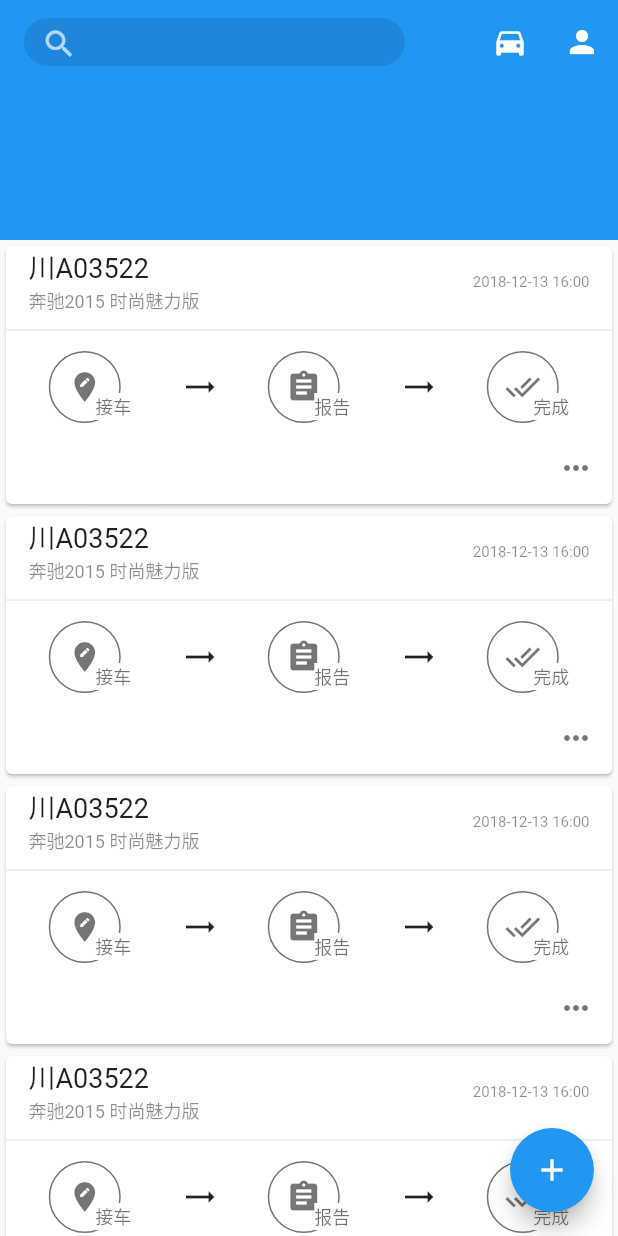
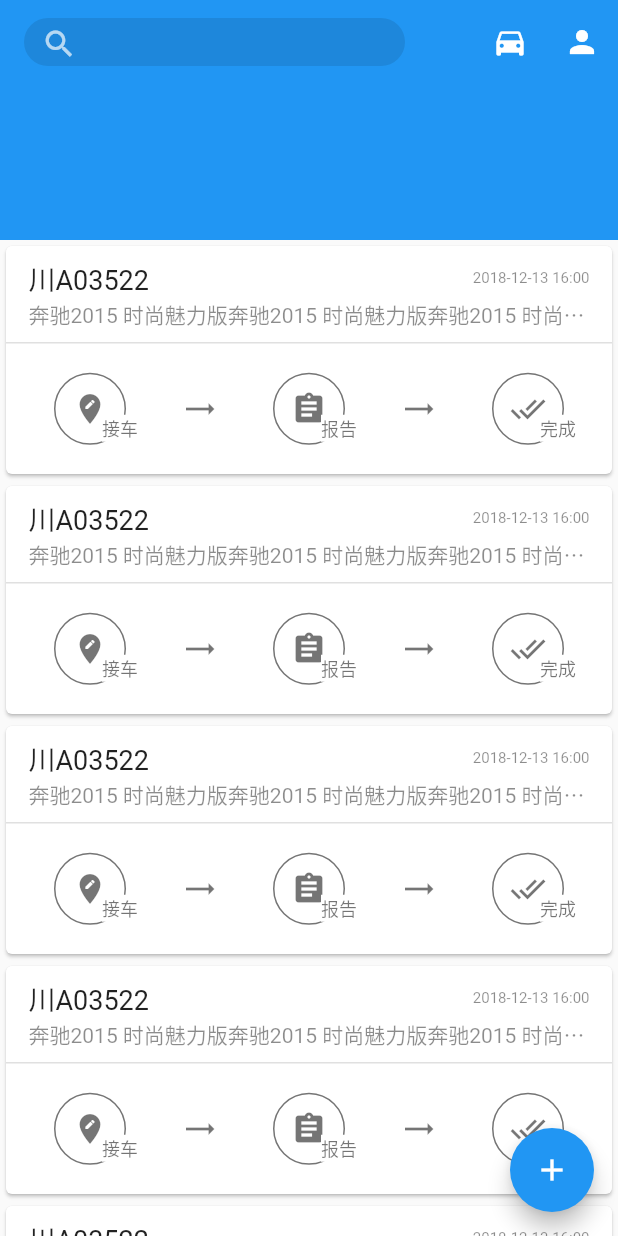
Before and after one commit to Aoqin/AUZOR_FLUTTER, a Flutter app: the screen it shows after launch, after a tap on "Home", on a phone screen of 412 x 824 dp. Run offline on Flutter 3.47's test engine with Material 2 defaults, Android fonts, the phone set to English and light mode, and no system bars; our stand-ins replace flutter_slidable; network calls fail.

Commit message:
修改个人页面

```diff
--- a/lib/app.dart
+++ b/lib/app.dart
@@ -26,7 +26,17 @@ class _AuzorState extends State<Auzor> {
               leading: Icon(Icons.home),
               title: new Text('Home'),
               onTap: () => Navigator.pushNamed(context, '/home')),
-          new Divider()
+          new Divider(),
+          new ListTile(
+              leading: Icon(Icons.people),
+              title: Text('Personal'),
+              onTap: () => Navigator.pushNamed(context, '/personal')),
+          Divider(),
+          new ListTile(
+              leading: Icon(Icons.directions_car),
+              title: Text('Cars'),
+              onTap: () => Navigator.pushNamed(context, '/cars')),
+          Divider()
         ]),
       ),
     );
--- a/lib/components/receiveCard.dart
+++ b/lib/components/receiveCard.dart
@@ -1,4 +1,5 @@
 import 'package:flutter/material.dart';
+import 'package:flutter_slidable/flutter_slidable.dart';
 
 class ReceiveCard extends StatelessWidget {
   @override
@@ -7,27 +8,26 @@ class ReceiveCard extends StatelessWidget {
         child: Column(
       children: <Widget>[
         Container(
-          height: 48,
-          padding: EdgeInsets.only(left: 15.0, right: 15.0),
+          //card header
+          decoration: BoxDecoration(
+              border:
+                  Border(bottom: BorderSide(width: 1, color: Colors.black12))),
+          padding:
+              EdgeInsets.only(left: 15.0, right: 15.0, top: 8.0, bottom: 8.0),
           child: Row(
             children: <Widget>[
               Expanded(
                   flex: 1,
                   child: Column(children: <Widget>[
-                    Container(
+                    Row(children: <Widget>[
+                      Expanded(
+                        child: Container(
                           alignment: Alignment.centerLeft,
-                      child: Text(
-                        '川A03522',
-                        style: TextStyle(fontSize: 18, color: Colors.black87)
+                          child: Text('川A03522',
+                              style: TextStyle(
+                                  fontSize: 18, color: Colors.black87)),
                         ),
                       ),
-                    Container(
-                      alignment: Alignment.centerLeft,
-                      child: Text('奔驰2015 时尚魅力版',
-                          style:
-                              TextStyle(fontSize: 12, color: Colors.black45)),
-                    )
-                  ])),
                       Container(
                         decoration: BoxDecoration(),
                         alignment: Alignment.centerRight,
@@ -36,12 +36,21 @@ class ReceiveCard extends StatelessWidget {
                           style: TextStyle(fontSize: 10, color: Colors.black45),
                         ),
                       ),
+                    ]),
+                    Container(
+                      alignment: Alignment.centerLeft,
+                      child: Text(
+                          '奔驰2015 时尚魅力版奔驰2015 时尚魅力版奔驰2015 时尚魅力版奔驰2015 时尚魅力版',
+                          overflow: TextOverflow.ellipsis,
+                          style:
+                              TextStyle(fontSize: 14, color: Colors.black45)),
+                    )
+                  ])),
             ],
           ),
         ),
-        Divider(),
         Expanded(
-          flex: 2,
+          // card body
           child: Row(
             children: <Widget>[
               Expanded(
@@ -54,7 +63,7 @@ class ReceiveCard extends StatelessWidget {
               ),
               Container(
                 margin: EdgeInsets.only(left: 5.0, right: 5.0),
-                child: Icon(Icons.trending_flat),
+                child: Icon(Icons.trending_flat,color: Colors.black54),
               ),
               Expanded(
                 flex: 1,
@@ -63,7 +72,7 @@ class ReceiveCard extends StatelessWidget {
               ),
               Container(
                 margin: EdgeInsets.only(left: 5.0, right: 5.0),
-                child: Icon(Icons.trending_flat),
+                child: Icon(Icons.trending_flat,color: Colors.black54),
               ),
               Expanded(
                 flex: 1,
@@ -73,19 +82,6 @@ class ReceiveCard extends StatelessWidget {
             ],
           ),
         ),
-        Container(
-            alignment: Alignment.centerRight,
-            child: Row(
-              children: <Widget>[
-                Expanded(
-                  child: new Container(),
-                ),
-                IconButton(
-                  icon: Icon(Icons.more_horiz, color: Colors.black54),
-                  onPressed: () {},
-                )
-              ],
-            )),
       ],
     ));
   }
@@ -100,9 +96,9 @@ class StatusOperButton extends StatelessWidget {
   Widget build(BuildContext context) {
     return Center(
         child: Container(
-      width: 55,
-      height: 48,
+            alignment: Alignment.center,
               child: Stack(
+                overflow: Overflow.visible,
                 children: <Widget>[
                   Container(
                     width: 48,
@@ -121,7 +117,7 @@ class StatusOperButton extends StatelessWidget {
                   ),
                   Positioned(
                       bottom: 2,
-              right: 0,
+                      right: -8,
                       child: Container(
                         decoration: BoxDecoration(color: Colors.white),
                         child: Text(
--- a/lib/main.dart
+++ b/lib/main.dart
@@ -3,11 +3,15 @@ import 'package:flutter/material.dart';
 import 'package:auzor/app.dart';
 import 'package:auzor/pages/login/login.dart';
 import 'package:auzor/pages/home/index.dart';
+import 'package:auzor/pages/personal/index.dart';
+import 'package:auzor/pages/cars/index.dart';
 
 void main() => runApp(MaterialApp(
       home: Auzor(),
       routes: {
         '/login': (context) => LoginPage(),
-        '/home': (context) => HomePage()
+        '/home': (context) => HomePage(),
+        '/personal': (context) => PersonalPage(),
+        '/cars': (context) => CarsPage()
       },
     ));
--- a/lib/pages/home/index.dart
+++ b/lib/pages/home/index.dart
@@ -24,12 +24,15 @@ class _HomePageState extends State {
               automaticallyImplyLeading: false,
               actions: <Widget>[
                 new IconButton(
-                    icon: Icon(Icons.directions_car), onPressed: () => {}),
-                new IconButton(icon: Icon(Icons.person), onPressed: () => {})
+                    icon: Icon(Icons.directions_car),
+                    onPressed: () => Navigator.pushNamed(context, '/cars')),
+                new IconButton(
+                    icon: Icon(Icons.person),
+                    onPressed: () => Navigator.pushNamed(context, '/personal'))
               ],
             ),
             SliverFixedExtentList(
-              itemExtent: 180,
+              itemExtent: 160,
               delegate:
                   SliverChildBuilderDelegate((BuildContext context, int index) {
                 return ReceiveCard();
--- a/pubspec.yaml
+++ b/pubspec.yaml
@@ -19,6 +19,7 @@ dependencies:
   # The following adds the Cupertino Icons font to your application.
   # Use with the CupertinoIcons class for iOS style icons.
   cupertino_icons: ^0.1.2
+  flutter_slidable: ^0.4.9
 
 dev_dependencies:
   flutter_test:
```
Also changed, not shown: lib/pages/cars/index.dart (added, +48 -0 lines), lib/pages/personal/index.dart (added, +42 -0 lines). Lines whose indentation alone changed are shown as unchanged.
